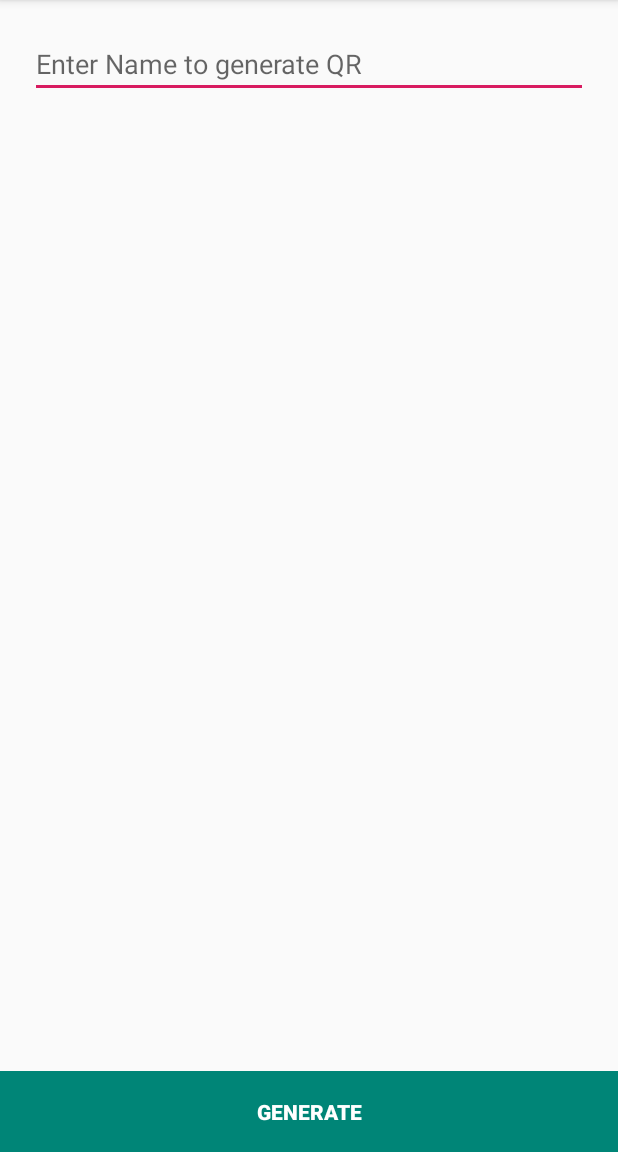
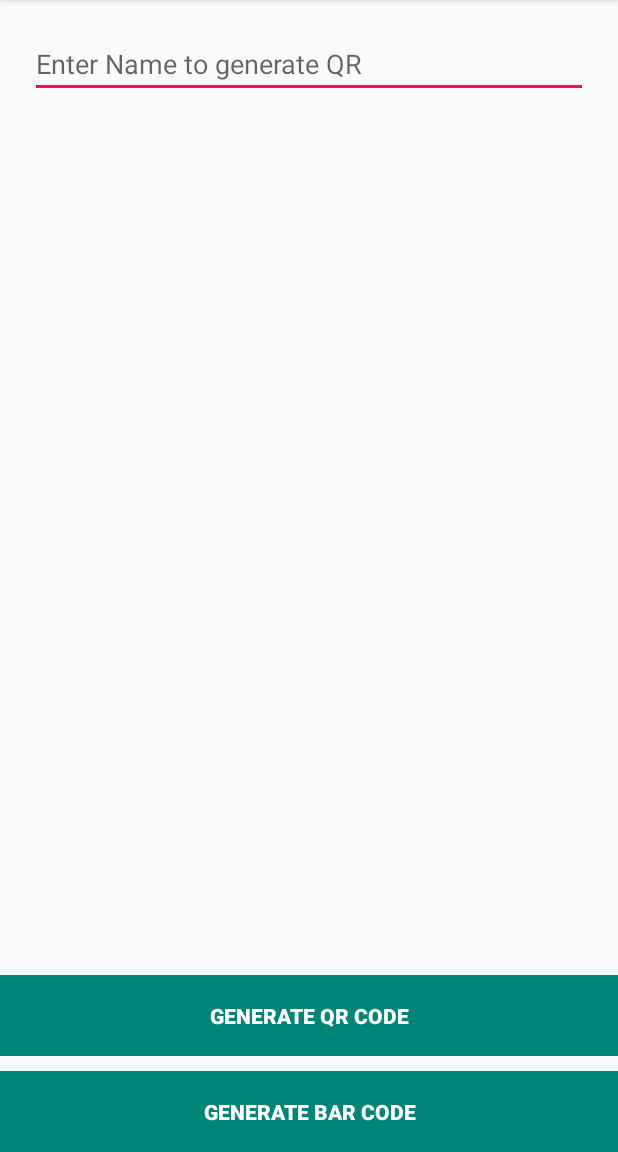
Before and after one commit to avinashcoder/QRCodeGenerator, an Android app: the GenerateQRCode screen opened directly, with no data from a screen before it, on a phone screen of 412 x 824 dp, the part 84-1236 px from its top. Run offline under Robolectric (Android 15) with nearby library versions, the phone set to English and light mode, and no system bars.

Commit message:
Added feature of barcode

```diff
--- a/app/src/main/java/com/avinash/qrcodegenerator/GenerateQRCode.java
+++ b/app/src/main/java/com/avinash/qrcodegenerator/GenerateQRCode.java
@@ -1,6 +1,4 @@
 package com.avinash.qrcodegenerator;
-
-import androidx.appcompat.app.AppCompatActivity;
 
 import android.graphics.Bitmap;
 import android.os.Bundle;
@@ -9,6 +7,8 @@ import android.widget.Button;
 import android.widget.EditText;
 import android.widget.ImageView;
 
+import androidx.appcompat.app.AppCompatActivity;
+
 import com.google.zxing.BarcodeFormat;
 import com.google.zxing.MultiFormatWriter;
 import com.google.zxing.WriterException;
@@ -16,7 +16,7 @@ import com.google.zxing.common.BitMatrix;
 
 public class GenerateQRCode extends AppCompatActivity {
 
-    Button generateQrButton;
+    Button generateQrButton,generateBarCodeButton;
     EditText nameInput;
     ImageView displayQRImage;
     @Override
@@ -24,6 +24,7 @@ public class GenerateQRCode extends AppCompatActivity {
         super.onCreate( savedInstanceState );
         setContentView( R.layout.activity_generate_qrcode );
         generateQrButton = findViewById( R.id.generateQrCodeButton );
+        generateBarCodeButton = findViewById(R.id.generateBarCodeButton);
         nameInput = findViewById( R.id.name );
         displayQRImage = findViewById( R.id.qrCodeImageView );
 
@@ -31,25 +32,45 @@ public class GenerateQRCode extends AppCompatActivity {
             @Override
             public void onClick(View v) {
                 try {
-                    Bitmap bitmap = TextToImageEncode( nameInput.getText().toString() );
+                    Bitmap bitmap = TextToImageEncode( nameInput.getText().toString(), "qrCode",500,500 );
                     displayQRImage.setImageBitmap( bitmap );
                 } catch (WriterException e) {
                     e.printStackTrace();
                 }
             }
         } );
+
+        generateBarCodeButton.setOnClickListener(new View.OnClickListener() {
+            @Override
+            public void onClick(View v) {
+                try{
+                    Bitmap bitmap = TextToImageEncode( nameInput.getText().toString(), "barCode",250,500 );
+                    if(bitmap != null)
+                        displayQRImage.setImageBitmap( bitmap );
+
+                }catch (Exception e){}
+            }
+        });
     }
 
-    private Bitmap TextToImageEncode(String Value) throws WriterException {
+    private Bitmap TextToImageEncode(String Value, String codeType, int height, int width) throws WriterException {
         int color_black = getResources().getColor(R.color.black);
         int color_white = getResources().getColor(R.color.white);
         BitMatrix bitMatrix;
         try {
-            bitMatrix = new MultiFormatWriter().encode(
-                    Value,
-                    BarcodeFormat.DATA_MATRIX.QR_CODE,
-                    500, 500, null
-            );
+            if(codeType.equalsIgnoreCase("qrCode")) {
+                bitMatrix = new MultiFormatWriter().encode(
+                        Value,
+                        BarcodeFormat.QR_CODE,
+                        width, height, null
+                );
+            }else{
+                bitMatrix = new MultiFormatWriter().encode(
+                        Value,
+                        BarcodeFormat.CODE_128,
+                        width, height, null
+                );
+            }
 
         } catch (IllegalArgumentException Illegalargumentexception) {
 
@@ -74,4 +95,29 @@ public class GenerateQRCode extends AppCompatActivity {
         bitmap.setPixels(pixels, 0, 500, 0, 0, bitMatrixWidth, bitMatrixHeight);
         return bitmap;
     }
+
+
+    /*private Bitmap TextToBarCodeEncode(String value){
+        Bitmap bitmap = null;
+        int color_black = getResources().getColor(R.color.black);
+        int color_white = getResources().getColor(R.color.white);
+        try {
+            Hashtable<EncodeHintType, ErrorCorrectionLevel> hintMap = new Hashtable<EncodeHintType, ErrorCorrectionLevel>();
+            hintMap.put(EncodeHintType.ERROR_CORRECTION, ErrorCorrectionLevel.L);
+            Writer codeWriter;
+            codeWriter = new Code128Writer();
+            BitMatrix byteMatrix = codeWriter.encode(value, BarcodeFormat.CODE_128,400, 200, hintMap);
+            int width = byteMatrix.getWidth();
+            int height = byteMatrix.getHeight();
+            bitmap = Bitmap.createBitmap(width, height, Bitmap.Config.ARGB_8888);
+            for (int i = 0; i < width; i++) {
+                for (int j = 0; j < height; j++) {
+                    bitmap.setPixel(i, j, byteMatrix.get(i, j) ? color_black : color_white);
+                }
+            }
+        } catch (Exception e) {
+            Toast.makeText(getApplicationContext(), e.getMessage(), Toast.LENGTH_LONG).show();
+        }
+        return bitmap;
+    }*/
 }
--- a/app/src/main/java/com/avinash/qrcodegenerator/ScannerQRCode.java
+++ b/app/src/main/java/com/avinash/qrcodegenerator/ScannerQRCode.java
@@ -8,6 +8,7 @@ import android.widget.TextView;
 import com.google.zxing.Result;
 
 import me.dm7.barcodescanner.zxing.ZXingScannerView;
+
 
 public class ScannerQRCode extends AppCompatActivity implements ZXingScannerView.ResultHandler {
 
--- a/app/src/main/res/layout/activity_generate_qrcode.xml
+++ b/app/src/main/res/layout/activity_generate_qrcode.xml
@@ -23,6 +23,12 @@
         android:layout_marginStart="25dp"
         android:contentDescription="@null" />
 
+    <LinearLayout
+        android:layout_width="match_parent"
+        android:layout_height="wrap_content"
+        android:layout_gravity="bottom"
+        android:orientation="vertical">
+
         <Button
             android:id="@+id/generateQrCodeButton"
             style="?android:buttonBarButtonStyle"
@@ -30,9 +36,24 @@
             android:layout_height="wrap_content"
             android:layout_alignParentBottom="true"
             android:background="@color/colorPrimary"
-        android:layout_gravity="bottom"
-        android:text="Generate"
+            android:text="Generate QR Code"
             android:textColor="#FFFFFF"
             android:textStyle="bold" />
 
+        <Button
+            android:id="@+id/generateBarCodeButton"
+            style="?android:buttonBarButtonStyle"
+            android:layout_width="match_parent"
+            android:layout_height="wrap_content"
+            android:layout_alignParentBottom="true"
+            android:background="@color/colorPrimary"
+            android:layout_marginTop="10dp"
+            android:layout_gravity="bottom"
+            android:text="Generate Bar Code"
+            android:textColor="#FFFFFF"
+            android:textStyle="bold" />
+
+
+    </LinearLayout>
+
 </FrameLayout>
```
Lines whose indentation alone changed are shown as unchanged.
